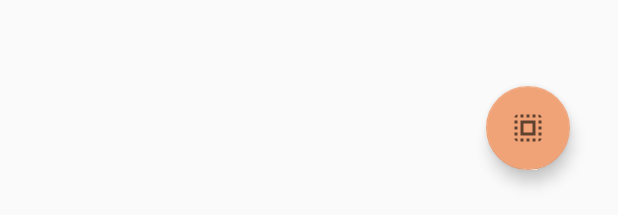
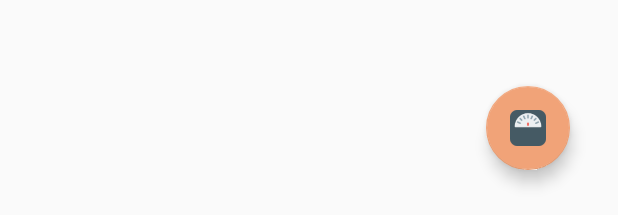
Before and after one commit to joacaar/ProyectoIoTGrupo1GTI2, an Android app: the layout inicio.xml on its own in the app's theme, with its tools: preview values and no code run, on a phone screen of 412 x 824 dp. Shown: the part 1018-1233 px from the top of the screen. Run offline under Robolectric (Android 15) with nearby library versions, the light colour scheme and no system bars.

Commit message:
Cambio de icono del fab de pesarse
Se ha modificado el icono y se ha eliminado la funcionalidad i las vistas del menu principal para acceder a pesarse

```diff
--- a/APP/proyectoIoTG1/app/src/main/java/com/GTI/Grupo1/IoT/MainActivity.java
+++ b/APP/proyectoIoTG1/app/src/main/java/com/GTI/Grupo1/IoT/MainActivity.java
@@ -243,11 +243,6 @@ public class MainActivity extends AppCompatActivity
             fragmentTransaction.replace(R.id.fragment_container, fragment, "fragmentCasa");//.addToBackStack(null); //para hacer que al pulsar atras no salga de la aplicación
             fragmentTransaction.commit();
 
-        } else if (id == R.id.nav_pesarme){
-
-            Intent i = new Intent (this, PesoNow.class);
-            startActivity(i);
-
         } else if (id == R.id.nav_preferencias) {
             lanzarPreferencias(null);
             return true;
--- a/APP/proyectoIoTG1/app/src/main/res/layout/inicio.xml
+++ b/APP/proyectoIoTG1/app/src/main/res/layout/inicio.xml
@@ -409,6 +409,6 @@
         android:clickable="true"
         app:layout_constraintBottom_toBottomOf="parent"
         app:layout_constraintEnd_toEndOf="parent"
-        app:srcCompat="?attr/actionModeSelectAllDrawable" />
+        app:srcCompat="@drawable/ic_bascula" />
 
 </android.support.constraint.ConstraintLayout>
--- a/APP/proyectoIoTG1/app/src/main/res/menu/activity_main_drawer.xml
+++ b/APP/proyectoIoTG1/app/src/main/res/menu/activity_main_drawer.xml
@@ -26,11 +26,6 @@
         <!--android:icon="@drawable/ic_menu_gallery"-->
 
         <item
-            android:id="@+id/nav_pesarme"
-            android:icon="@drawable/ic_menu_gallery"
-            android:title="@string/pesarme" />
-
-        <item
             android:id="@+id/nav_preferencias"
             android:icon="@drawable/ic_menu_manage"
             android:title="@string/configuraci_n" />
```
